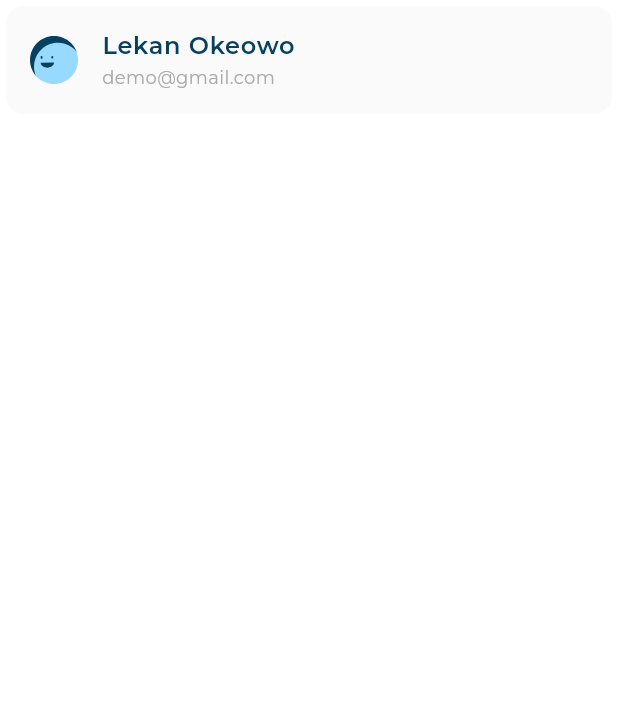
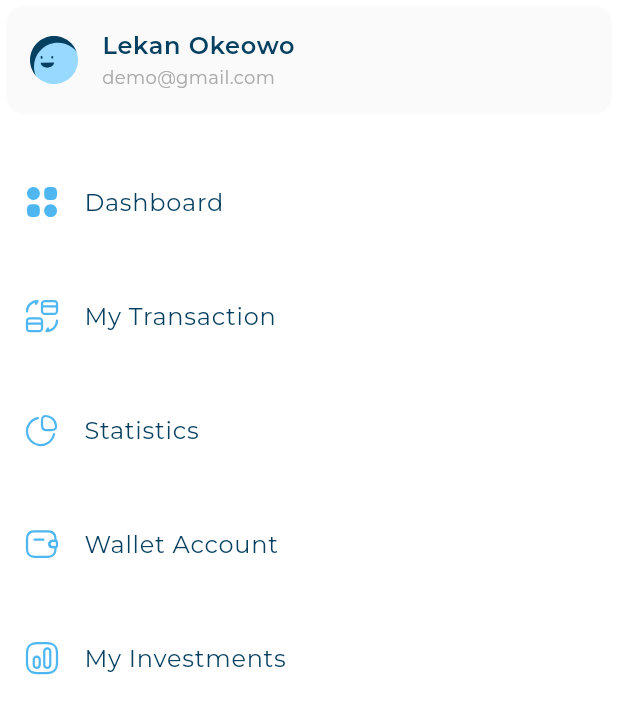
Before and after one commit to KingNarmar/responsive_dash_board, a Flutter app: the CustomDrawer widget shown alone on an empty page, opened directly, on a phone screen of 412 x 824 dp. Shown: the top 714 px of the screen. Run offline on Flutter 3.47's test engine with Material 3 defaults, Android fonts, the phone set to English and light mode, and no system bars; our stand-ins replace device_preview, flutter_svg; project files that could hold a hidden picture were left out.

Commit message:
Video 62 Display Drawer items

```diff
--- a/lib/widgets/custom_drawer.dart
+++ b/lib/widgets/custom_drawer.dart
@@ -1,11 +1,20 @@
 import 'package:flutter/material.dart';
 
 import 'package:responsive_dash_board/utils/app_images.dart';
+import 'package:responsive_dash_board/widgets/drawer_item.dart';
 import 'package:responsive_dash_board/widgets/user_info_list_tile.dart';
+
+import '../models/drawer_item_model.dart';
 
 class CustomDrawer extends StatelessWidget {
   const CustomDrawer({super.key});
-
+  static List<DrawerItemModel> items = [
+    DrawerItemModel(image: Assets.imagesDashboard, title: "Dashboard"),
+    DrawerItemModel(image: Assets.imagesMyTransctions, title: "My Transaction"),
+    DrawerItemModel(image: Assets.imagesStatistics, title: "Statistics"),
+    DrawerItemModel(image: Assets.imagesWalletAccount, title: "Wallet Account"),
+    DrawerItemModel(image: Assets.imagesMyInvestments, title: "My Investments"),
+  ];
   @override
   Widget build(BuildContext context) {
     final double height = MediaQuery.of(context).size.height;
@@ -20,6 +29,17 @@ class CustomDrawer extends StatelessWidget {
           ),
           SizedBox(
             height: height * 0.00814664,
+          ),
+          ListView.builder(
+            physics: const NeverScrollableScrollPhysics(),
+            shrinkWrap: true,
+            itemCount: items.length,
+            itemBuilder: (context, index) {
+              return Padding(
+                padding: const EdgeInsets.only(top: 20),
+                child: DrawerItem(drawerItemModel: items[index]),
+              );
+            },
           )
         ],
       ),
```
